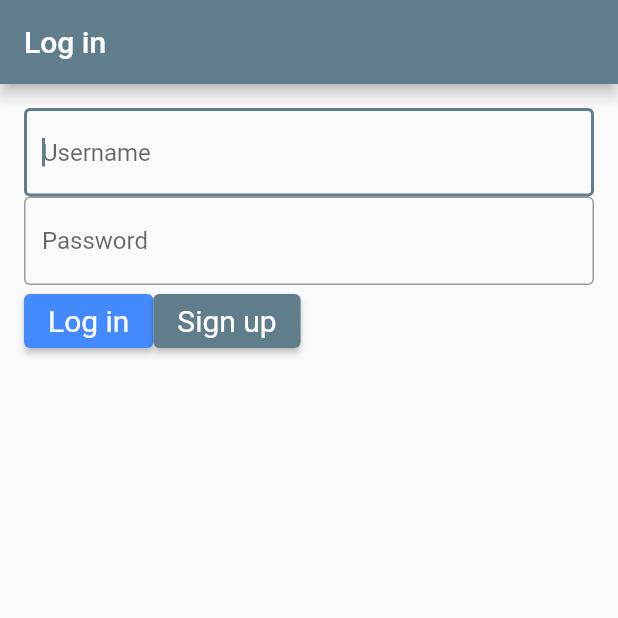
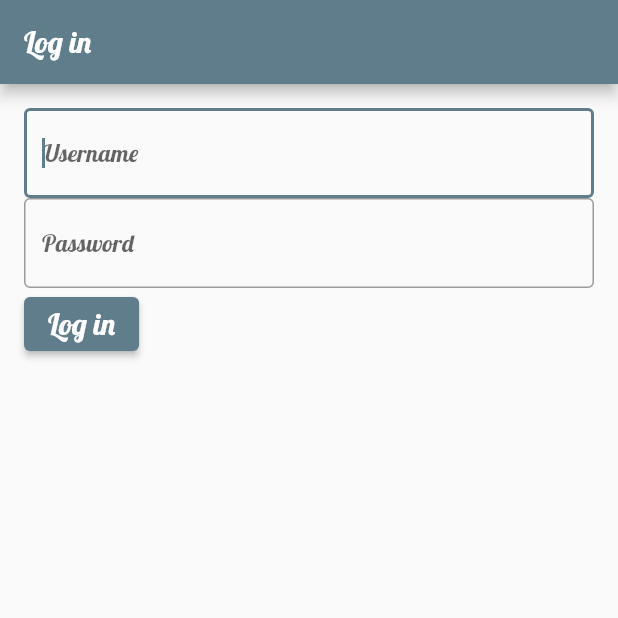
Before and after one commit to cathymariza/Friends_of_the_farm, a Flutter app: the screen it shows after launch, on a phone screen of 412 x 824 dp, the top half of it. Run offline on Flutter 3.47's test engine with Material 2 defaults, Android fonts, the phone set to English and light mode, and no system bars; our stand-ins replace google_fonts.

Commit message:
changed the font and color theme

```diff
--- a/friends_of_the_farm/lib/admin.dart
+++ b/friends_of_the_farm/lib/admin.dart
@@ -24,7 +24,9 @@ class _AdminScreenState extends State<AdminScreen> {
   @override
   Widget build(BuildContext context) {
     return Column(children: [
-      DropdownButton<String>(
+      Padding(
+        padding: const EdgeInsets.symmetric(vertical: 8.0),
+        child: DropdownButton<String>(
           value: dropdownValue,
           icon: const Icon(Icons.arrow_drop_down),
           elevation: 16,
@@ -46,6 +48,7 @@ class _AdminScreenState extends State<AdminScreen> {
             );
           }).toList(),
         ),
+      ),
     ]);
   }
 }
--- a/friends_of_the_farm/lib/main.dart
+++ b/friends_of_the_farm/lib/main.dart
@@ -2,6 +2,7 @@ import 'package:flutter/material.dart';
 import 'package:friends_of_the_farm/profile_page.dart';
 import 'package:friends_of_the_farm/user_home.dart';
 import 'package:friends_of_the_farm/admin.dart';
+import 'package:google_fonts/google_fonts.dart';
 
 void main() {
   runApp(const MyApp());
@@ -17,6 +18,7 @@ class MyApp extends StatelessWidget {
       title: 'Friends of the Farm',
       theme: ThemeData(
         primarySwatch: Colors.blueGrey,
+        textTheme: GoogleFonts.lobsterTextTheme(),
       ),
       home: LoginScreen(),
     );
@@ -37,9 +39,9 @@ class _LoginScreenState extends State<LoginScreen> {
   // the initState method, and clean it up in the dispose method.
   late FocusNode myFocusNode;
   final ButtonStyle yesStyle = ElevatedButton.styleFrom(
-      textStyle: const TextStyle(fontSize: 20), primary: Colors.blueAccent);
+      textStyle: GoogleFonts.lobster(fontSize: 20), primary: Colors.blueGrey);
   final ButtonStyle noStyle = ElevatedButton.styleFrom(
-      textStyle: const TextStyle(fontSize: 20), primary: Colors.blueGrey);
+      textStyle: GoogleFonts.lobster(fontSize: 20), primary: Colors.blueGrey);
 
   @override
   void initState() {
@@ -98,14 +100,14 @@ class _LoginScreenState extends State<LoginScreen> {
                     });
                   },
                 ),
-                ElevatedButton(
+                /*ElevatedButton(
                   key: const Key("SignupButton"),
                   style: noStyle,
                   child: const Text('Sign up'),
                   onPressed: () {
                     setState(() {});
                   },
-                ),
+                ),*/
               ],
             ),
           ],
--- a/friends_of_the_farm/lib/user_home.dart
+++ b/friends_of_the_farm/lib/user_home.dart
@@ -3,6 +3,8 @@
 import 'package:flutter/material.dart';
 import 'package:friends_of_the_farm/admin.dart';
 import 'package:friends_of_the_farm/profile_page.dart';
+import 'package:friends_of_the_farm/main.dart';
+import 'package:google_fonts/google_fonts.dart';
 
 class Navigation extends StatefulWidget {
   const Navigation({super.key});
@@ -89,8 +91,8 @@ class _UserHomeState extends State<UserHomePage> {
       ElevatedButton(
         key: const Key("HoursWorked"),
         style: ElevatedButton.styleFrom(
-            textStyle: const TextStyle(fontSize: 20),
-            primary: Colors.blueAccent),
+            textStyle: GoogleFonts.lobster(fontSize: 20),
+            primary: Colors.blueGrey),
         child: Text('See Hours Worked'),
         onPressed: () {
           showDialog(
--- a/friends_of_the_farm/pubspec.yaml
+++ b/friends_of_the_farm/pubspec.yaml
@@ -34,6 +34,7 @@ dependencies:
   # The following adds the Cupertino Icons font to your application.
   # Use with the CupertinoIcons class for iOS style icons.
   cupertino_icons: ^1.0.2
+  google_fonts: ^3.0.1
 
 dev_dependencies:
   flutter_test:
```
Also changed, not shown: friends_of_the_farm/pubspec.lock, 10 other files. Lines whose indentation alone changed are shown as unchanged.
